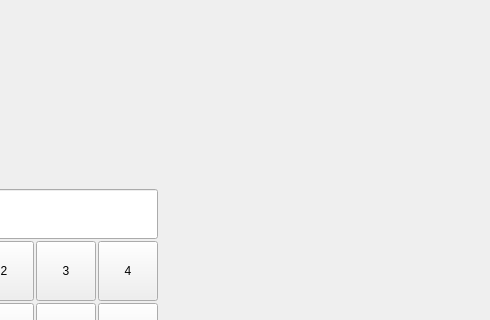
This is Waiter/dlgscreen.ui in End1-1/Cafe5 as Qt 5 draws it before an edit; both pictures show x 421 to 911 and y 0 to 320 of the 911 by 676 pixel window. The edited form follows.
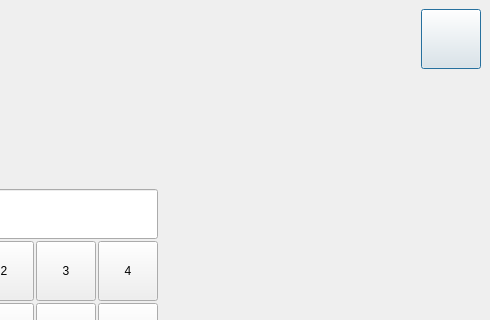
This is the edited form. Icons and pictures are not drawn. Custom widgets are drawn as their Qt base class.

What changed in the file:
```diff
--- a/Waiter/dlgscreen.ui
+++ b/Waiter/dlgscreen.ui
@@ -528,6 +528,94 @@
      </layout>
     </widget>
    </item>
+   <item row="1" column="0">
+    <widget class="QWidget" name="widget_3" native="true">
+     <property name="sizePolicy">
+      <sizepolicy hsizetype="Preferred" vsizetype="Preferred">
+       <horstretch>1</horstretch>
+       <verstretch>0</verstretch>
+      </sizepolicy>
+     </property>
+     <layout class="QGridLayout" name="gridLayout_3">
+      <property name="leftMargin">
+       <number>0</number>
+      </property>
+      <property name="topMargin">
+       <number>0</number>
+      </property>
+      <property name="rightMargin">
+       <number>0</number>
+      </property>
+      <property name="bottomMargin">
+       <number>0</number>
+      </property>
+      <property name="spacing">
+       <number>2</number>
+      </property>
+     </layout>
+    </widget>
+   </item>
+   <item row="0" column="2">
+    <widget class="QWidget" name="widget_7" native="true">
+     <layout class="QGridLayout" name="gridLayout_4">
+      <item row="0" column="1">
+       <widget class="QPushButton" name="btnSettings">
+        <property name="minimumSize">
+         <size>
+          <width>60</width>
+          <height>60</height>
+         </size>
+        </property>
+        <property name="maximumSize">
+         <size>
+          <width>60</width>
+          <height>60</height>
+         </size>
+        </property>
+        <property name="text">
+         <string/>
+        </property>
+        <property name="icon">
+         <iconset resource="../resources/res.qrc">
+          <normaloff>:/configure.png</normaloff>:/configure.png</iconset>
+        </property>
+        <property name="iconSize">
+         <size>
+          <width>32</width>
+          <height>32</height>
+         </size>
+        </property>
+       </widget>
+      </item>
+      <item row="0" column="0">
+       <spacer name="horizontalSpacer">
+        <property name="orientation">
+         <enum>Qt::Orientation::Horizontal</enum>
+        </property>
+        <property name="sizeHint" stdset="0">
+         <size>
+          <width>238</width>
+          <height>20</height>
+         </size>
+        </property>
+       </spacer>
+      </item>
+      <item row="1" column="1">
+       <spacer name="verticalSpacer">
+        <property name="orientation">
+         <enum>Qt::Orientation::Vertical</enum>
+        </property>
+        <property name="sizeHint" stdset="0">
+         <size>
+          <width>20</width>
+          <height>97</height>
+         </size>
+        </property>
+       </spacer>
+      </item>
+     </layout>
+    </widget>
+   </item>
   </layout>
  </widget>
  <customwidgets>
```
Left out of the diff: 73 changed lines with no effect on the pictures.
